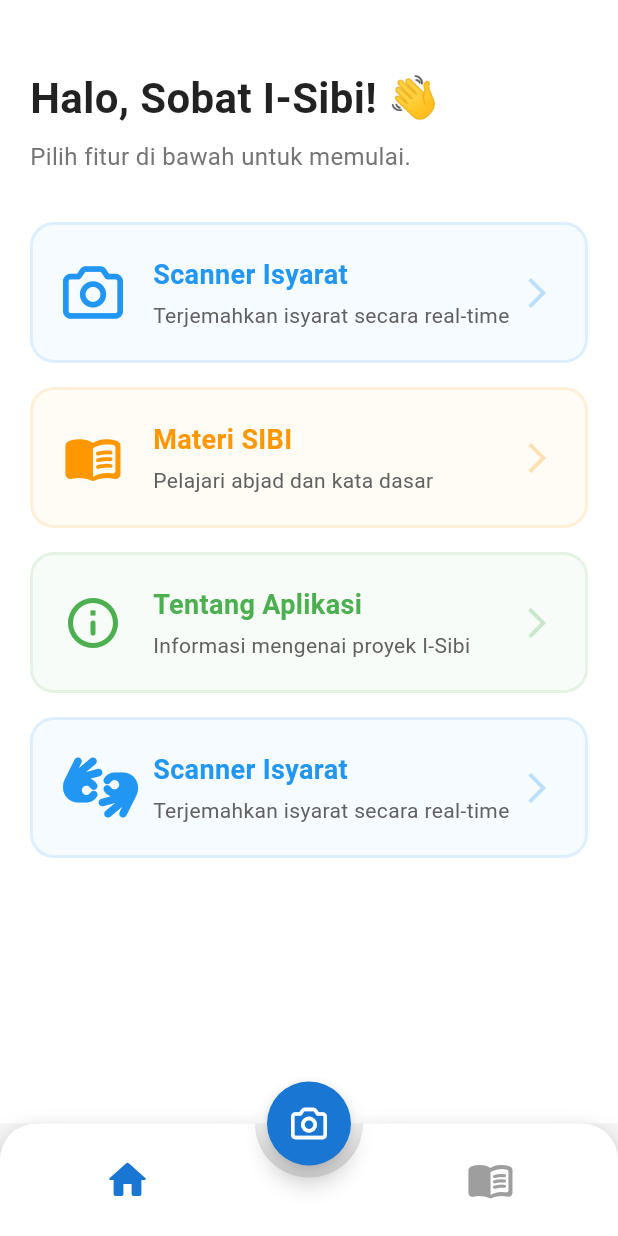
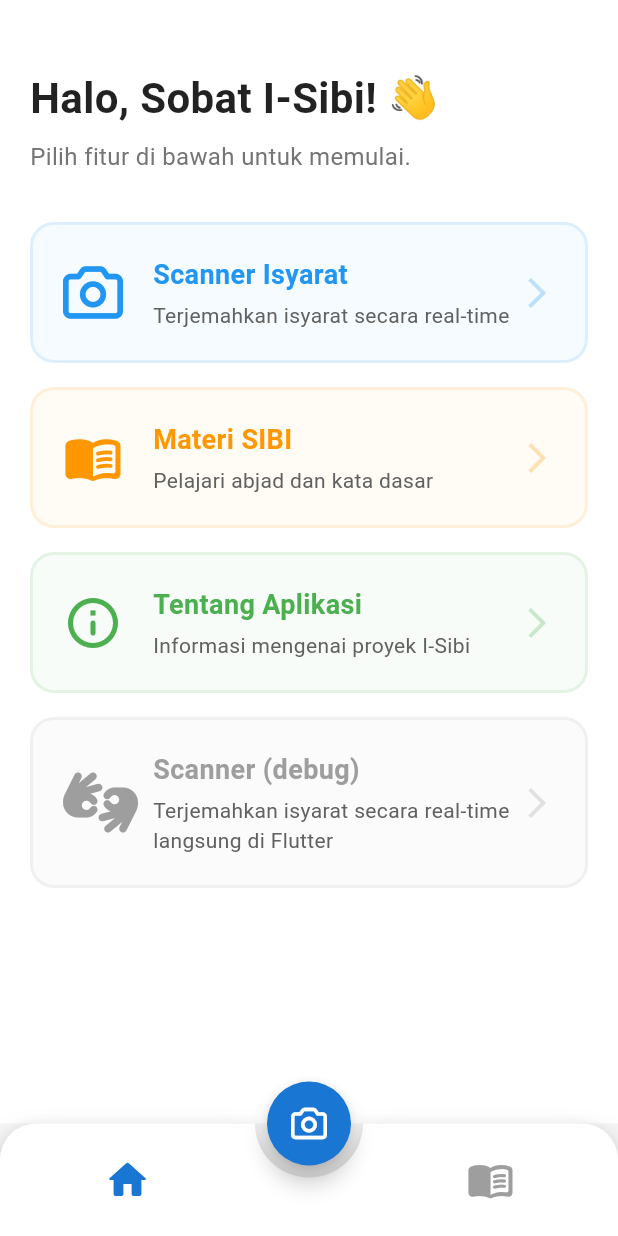
Before and after one commit to isibi-ucic/isibi_app, a Flutter app: the screen it shows after launch, on a phone screen of 412 x 824 dp. Run offline on Flutter 3.47's test engine with Material 3 defaults, Android fonts, the phone set to English and light mode, and no system bars; drawn by our look-alikes of animated_bottom_navigation_bar; our stand-ins replace camera, font_awesome_flutter, glassmorphism, permission_handler, webview_flutter; missing offline and left inert: hand_landmarker, tflite_flutter, webview_flutter_android.

Commit message:
update latest v1

```diff
--- a/lib/features/home_page.dart
+++ b/lib/features/home_page.dart
@@ -74,9 +74,10 @@ class HomePage extends StatelessWidget {
           // Kartu Fitur Scanner Flutter
           FeatureCard(
             icon: FontAwesomeIcons.handsAslInterpreting,
-            title: 'Scanner Isyarat',
-            subtitle: 'Terjemahkan isyarat secara real-time',
-            color: Colors.blue,
+            title: 'Scanner (debug)',
+            subtitle:
+                'Terjemahkan isyarat secara real-time langsung di Flutter',
+            color: Colors.grey,
             onTap: () {
               Navigator.push(context, createFadeRoute(const ScannerPage()));
             },
```
Also changed, not shown: lib/features/scanner_web_page.dart (+0 -15 lines).
